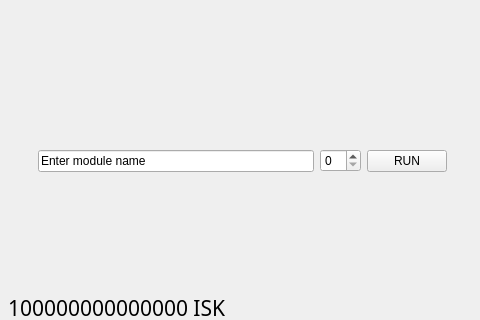
Ardameon/eve_market_tool, file eve_api/widget.ui: the form before one commit; both pictures show x 523 to 1003 and y 99 to 419 of the 1003 by 630 pixel window.
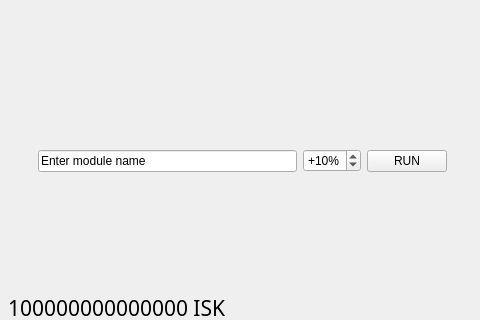
The form after the commit.

Diff of the .ui file:
```diff
--- a/eve_api/widget.ui
+++ b/eve_api/widget.ui
@@ -114,7 +114,17 @@
      </widget>
     </item>
     <item>
-     <widget class="QSpinBox" name="spinBox"/>
+     <widget class="QSpinBox" name="overPrice">
+      <property name="suffix">
+       <string>%</string>
+      </property>
+      <property name="prefix">
+       <string>+</string>
+      </property>
+      <property name="value">
+       <number>10</number>
+      </property>
+     </widget>
     </item>
     <item>
      <widget class="QPushButton" name="runButton">
```
Left out of the diff: 14 changed lines with no effect on the pictures.
